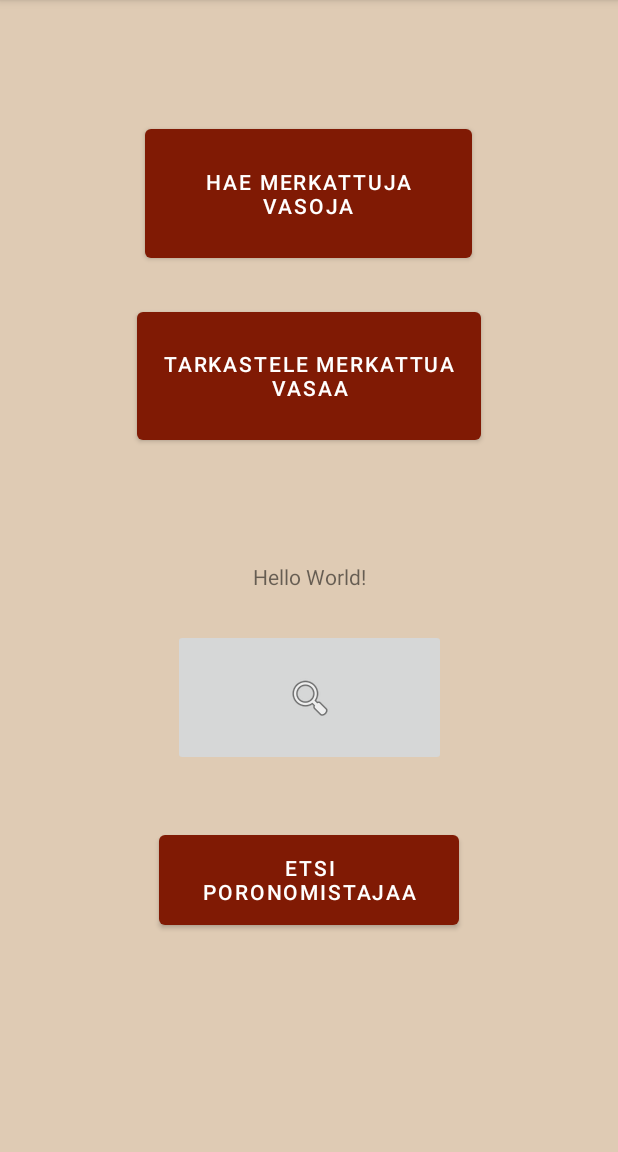
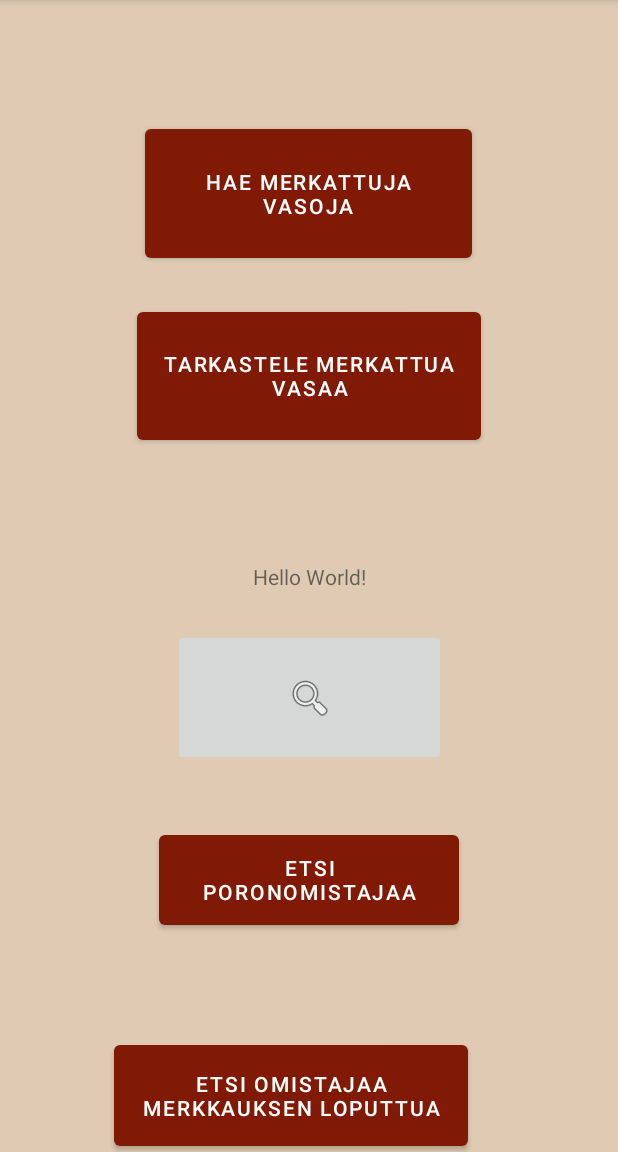
Before and after one commit to nopelius/CustomAlertDialog, an Android app: the screen it shows after launch (MainActivity), on a phone screen of 412 x 824 dp, the part 84-1236 px from its top. Run offline under Robolectric (Android 15) with nearby library versions, the phone set to English and light mode, and no system bars.

Commit message:
Separate marking and results stage in project directory

```diff
--- a/app/src/main/java/com/example/customalertdialog/dialogs/MarkDialogFragment.java
+++ b/app/src/main/java/com/example/customalertdialog/dialogs/marking_stage/MarkDialogFragment.java
@@ -1,4 +1,4 @@
-package com.example.customalertdialog.dialogs;
+package com.example.customalertdialog.dialogs.marking_stage;
 
 import android.app.AlertDialog;
 import android.app.Dialog;
@@ -19,6 +19,7 @@ import androidx.annotation.NonNull;
 import androidx.fragment.app.DialogFragment;
 
 import com.example.customalertdialog.R;
+import com.example.customalertdialog.dialogs.CommonDialogWidgets;
 import com.example.customalertdialog.helpers.EarMarkImageSelector;
 
 import java.util.Arrays;
--- a/app/src/main/java/com/example/customalertdialog/dialogs/OwnerInfoDialogFragment.java
+++ b/app/src/main/java/com/example/customalertdialog/dialogs/marking_stage/OwnerInfoDialogFragment.java
@@ -1,4 +1,4 @@
-package com.example.customalertdialog.dialogs;
+package com.example.customalertdialog.dialogs.marking_stage;
 
 import android.app.AlertDialog;
 import android.app.Dialog;
--- a/app/src/main/java/com/example/customalertdialog/dialogs/RemarkOrRemoveDialogFragment.java
+++ b/app/src/main/java/com/example/customalertdialog/dialogs/marking_stage/RemarkOrRemoveDialogFragment.java
@@ -1,4 +1,4 @@
-package com.example.customalertdialog.dialogs;
+package com.example.customalertdialog.dialogs.marking_stage;
 
 import android.app.AlertDialog;
 import android.app.Dialog;
--- a/app/src/main/java/com/example/customalertdialog/dialogs/SearchDeerDialogFragment.java
+++ b/app/src/main/java/com/example/customalertdialog/dialogs/marking_stage/SearchDeerDialogFragment.java
@@ -1,4 +1,4 @@
-package com.example.customalertdialog.dialogs;
+package com.example.customalertdialog.dialogs.marking_stage;
 
 import android.app.AlertDialog;
 import android.app.Dialog;
--- a/app/src/main/java/com/example/customalertdialog/dialogs/SearchOwnerDialogFragment.java
+++ b/app/src/main/java/com/example/customalertdialog/dialogs/marking_stage/SearchOwnerDialogFragment.java
@@ -1,4 +1,4 @@
-package com.example.customalertdialog.dialogs;
+package com.example.customalertdialog.dialogs.marking_stage;
 
 import android.app.AlertDialog;
 import android.app.Dialog;
@@ -9,7 +9,6 @@ import android.text.TextWatcher;
 import android.view.LayoutInflater;
 import android.view.View;
 import android.view.ViewGroup;
-import android.widget.ArrayAdapter;
 import android.widget.AutoCompleteTextView;
 import android.widget.Button;
 import android.widget.EditText;
@@ -20,6 +19,7 @@ import androidx.annotation.NonNull;
 import androidx.fragment.app.DialogFragment;
 
 import com.example.customalertdialog.R;
+import com.example.customalertdialog.dialogs.CommonDialogWidgets;
 import com.example.customalertdialog.helpers.EarMarkImageSelector;
 
 import java.util.Arrays;
--- a/app/src/main/java/com/example/customalertdialog/dialogs/MarkedDeerInfoDialogFragment.java
+++ b/app/src/main/java/com/example/customalertdialog/dialogs/results_stage/MarkedDeerInfoDialogFragment.java
@@ -1,4 +1,4 @@
-package com.example.customalertdialog.dialogs;
+package com.example.customalertdialog.dialogs.results_stage;
 
 import android.app.AlertDialog;
 import android.app.Dialog;
--- a/app/src/main/java/com/example/customalertdialog/dialogs/SearchMarkedDeerDialogFragment.java
+++ b/app/src/main/java/com/example/customalertdialog/dialogs/results_stage/SearchMarkedDeerDialogFragment.java
@@ -1,4 +1,4 @@
-package com.example.customalertdialog.dialogs;
+package com.example.customalertdialog.dialogs.results_stage;
 
 import android.app.AlertDialog;
 import android.app.Dialog;
--- a/app/src/main/res/layout/activity_main.xml
+++ b/app/src/main/res/layout/activity_main.xml
@@ -57,4 +57,14 @@
         app:layout_constraintStart_toStartOf="parent"
         app:layout_constraintTop_toBottomOf="@+id/imageButton" />
 
+    <Button
+        android:id="@+id/searchForOwnerAfterMarking"
+        android:layout_width="236dp"
+        android:layout_height="79dp"
+        android:layout_marginStart="76dp"
+        android:layout_marginTop="68dp"
+        android:text="Etsi omistajaa merkkauksen loputtua"
+        app:layout_constraintStart_toStartOf="parent"
+        app:layout_constraintTop_toBottomOf="@+id/searchForOwnerButton" />
+
 </androidx.constraintlayout.widget.ConstraintLayout>
```
Also changed, not shown: app/src/main/java/com/example/customalertdialog/MainActivity.java (+7 -7 lines).
